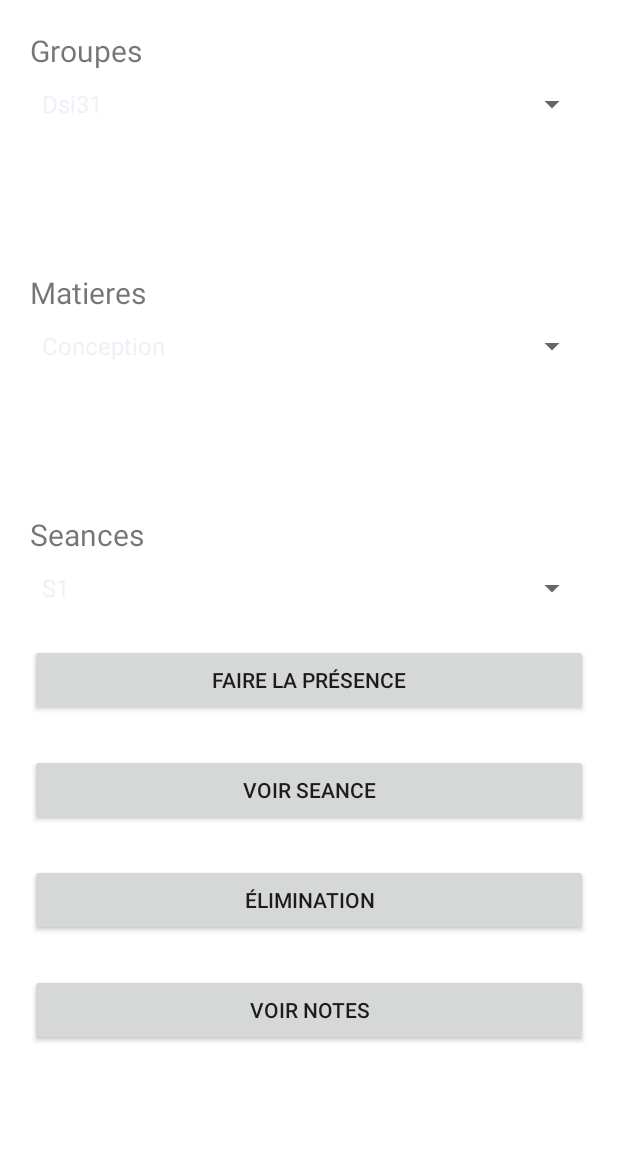
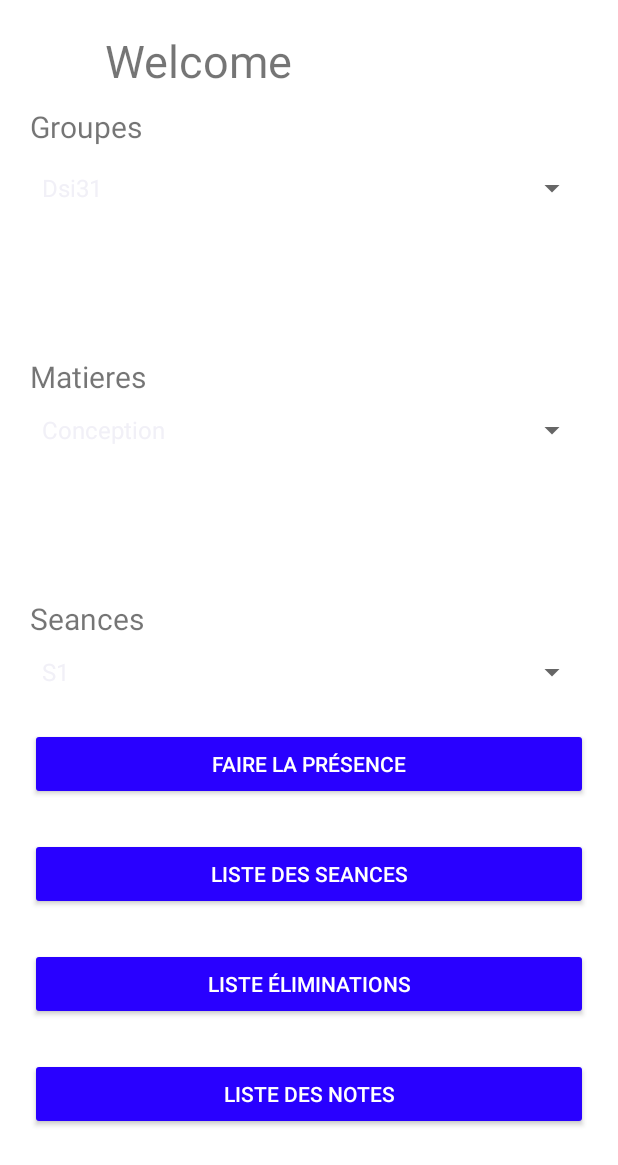
Before and after one commit to mehdidm/Gestion-des-absences, an Android app: the MainActivity screen opened directly, with no data from a screen before it, on a phone screen of 412 x 824 dp. Shown: the top 1165 px of the screen. Run offline under Robolectric (Android 15) with nearby library versions, the phone set to English and light mode, and no system bars.

```diff
--- a/app/src/main/java/com/example/gestion_des_absences/MainActivity.java
+++ b/app/src/main/java/com/example/gestion_des_absences/MainActivity.java
@@ -9,20 +9,24 @@ import android.view.View;
 import android.widget.AdapterView;
 import android.widget.ArrayAdapter;
 import android.widget.Button;
+import android.widget.EditText;
 import android.widget.Spinner;
+import android.widget.TextView;
 import android.widget.Toast;
 
 import com.example.gestion_des_absences.adapters.DatabaseHelper;
-import com.example.gestion_des_absences.adapters.StudentAdapter;
-import com.example.gestion_des_absences.classes.Session;
+
 
 import java.util.ArrayList;
 
+
 public class MainActivity extends Activity  {
     DatabaseHelper MyDB;
+    Intent loginIntent;
 Spinner groupes , seances ,matieres;
 String groupe,seance,matiere;
 Button btnDone,btnView,btnAB,btnNote;
+TextView Tname;
 ArrayList<String> arraylist_Groupes;
 ArrayAdapter<String> arraylist_adapter_groupes,
     arraylist_adapter_matieres, arraylist_adapter_seances
@@ -31,14 +35,15 @@ ArrayAdapter<String> arraylist_adapter_groupes,
     protected void onCreate(Bundle savedInstanceState) {
         super.onCreate(savedInstanceState);
         setContentView(R.layout.activity_main);
-
         groupes = (Spinner) findViewById(R.id.Groupes);
         btnDone= findViewById(R.id.btnDone);
         btnView=findViewById(R.id.btnView);
         btnAB=findViewById(R.id.btnE);
         btnNote=findViewById(R.id.btn_notes);
         MyDB = new DatabaseHelper(this);
-
+        loginIntent=getIntent();
+        Tname=findViewById(R.id.name);
+        Tname.setText(loginIntent.getStringExtra("username"));
         arraylist_Groupes = new ArrayList<>();
         arraylist_Groupes.add("Dsi31");
         arraylist_Groupes.add("DSi32");
@@ -103,7 +108,7 @@ ArrayAdapter<String> arraylist_adapter_groupes,
         });
         AddData(groupe,matiere,seance);
         viewAll();
-        getAbsences();
+        viewAbsents(matiere);
         viewNotes();
     }
         public void AddData(String groupe, String matiere, String seance) {
@@ -148,7 +153,7 @@ ArrayAdapter<String> arraylist_adapter_groupes,
                         }
 
                         // Show all data
-                        showMessage("Data", buffer.toString());
+                        showMessage("Liste des seances", buffer.toString());
                     }
                 }
         );
@@ -182,6 +187,29 @@ ArrayAdapter<String> arraylist_adapter_groupes,
                     }
                 }
         );
+    }public void viewAbsents(String subject) {
+        btnAB.setOnClickListener(
+                new View.OnClickListener() {
+                    @Override
+                    public void onClick(View v) {
+                        Cursor res = MyDB.getEliminations(subject);
+                        if (res.getCount() == 0) {
+                            // show message
+                            showMessage("Error", "Nothing found");
+                            return;
+                        }
+
+                        StringBuffer buffer = new StringBuffer();
+                        while (res.moveToNext()) {
+                            buffer.append("student name :" + res.getString(0) + "\n");
+                            buffer.append("nombre absences :" + res.getString(1) + "\n");
+                        }
+
+                        // Show all data
+                        showMessage("Liste absences", buffer.toString());
+                    }
+                }
+        );
     }
 
 
@@ -193,20 +221,20 @@ ArrayAdapter<String> arraylist_adapter_groupes,
         builder.show();
     }
 
-    public void getAbsences(){
-        btnAB.setOnClickListener(
-                new View.OnClickListener() {
-                    @Override
-                    public void onClick(View v) {
-                        //MyDB.getAbsences();
-                        Intent myIntent = new Intent(MainActivity.this, history.class);
-                        myIntent.putExtra("Subject",MainActivity.this.matiere);
-                        MainActivity.this.startActivity(myIntent);
-                    }
-                }
-        );
-
-    }
+//    public void getAbsences(){
+//        btnAB.setOnClickListener(
+//                new View.OnClickListener() {
+//                    @Override
+//                    public void onClick(View v) {
+//                        //MyDB.getAbsences();
+//                        Intent myIntent = new Intent(MainActivity.this, history.class);
+//                        myIntent.putExtra("Subject",MainActivity.this.matiere);
+//                        MainActivity.this.startActivity(myIntent);
+//                    }
+//                }
+//        );
+//
+//    }
 
 
 }
--- a/app/src/main/res/layout/activity_main.xml
+++ b/app/src/main/res/layout/activity_main.xml
@@ -8,18 +8,37 @@ android:layout_height="match_parent"
 android:orientation="vertical"
 tools:context=".MainActivity"
     android:padding="20dp">
+<LinearLayout
+    android:layout_width="match_parent"
+    android:layout_height="wrap_content">
+
+    <TextView
+        android:layout_width="wrap_content"
+        android:layout_height="wrap_content"
+        android:layout_marginLeft="50dp"
+        android:text="Welcome "
+        android:textSize="30dp"/>
+
+    <TextView
+        android:id="@+id/name"
+        android:layout_width="wrap_content"
+        android:layout_height="wrap_content"
+        android:text="monsieur"
+        android:textSize="30dp"/>
+</LinearLayout>
 
     <TextView
     android:id="@+id/textG"
     android:layout_width="wrap_content"
     android:layout_height="wrap_content"
+        android:layout_marginTop="10dp"
     android:text="Groupes"
     android:textSize="20dp"/>
 <Spinner
     android:id="@+id/Groupes"
     android:layout_width="match_parent"
     android:layout_height="wrap_content"
-    android:layout_marginTop="10dp"/>
+    android:layout_marginTop="15dp"/>
 
 
 
@@ -55,16 +74,21 @@ tools:context=".MainActivity"
         android:layout_width="match_parent"
         android:layout_height="wrap_content"
         android:gravity="center"
+        android:textColor="@color/white"
         android:text="Faire la présence"
         android:layout_marginTop="25dp"
+        android:backgroundTint="#2900ff"
         />
     <Button
         android:id="@+id/btnView"
         android:layout_width="match_parent"
         android:layout_height="wrap_content"
         android:gravity="center"
-        android:text="voir seance"
+        android:textColor="@color/white"
+        android:text="Liste des seances"
         android:layout_marginTop="25dp"
+        android:backgroundTint="#2900ff"
+
         />
 
     <Button
@@ -72,8 +96,11 @@ tools:context=".MainActivity"
         android:layout_width="match_parent"
         android:layout_height="wrap_content"
         android:gravity="center"
-        android:text="élimination"
+        android:text="Liste éliminations"
+        android:textColor="@color/white"
         android:layout_marginTop="25dp"
+        android:backgroundTint="#2900ff"
+
         />
 <Button
     android:id="@+id/btn_notes"
@@ -81,7 +108,9 @@ tools:context=".MainActivity"
     android:layout_height="wrap_content"
     android:layout_marginTop="25dp"
     android:gravity="center"
-    android:text="voir notes"/>
+    android:textColor="@color/white"
+    android:backgroundTint="#2900ff"
+    android:text="Liste des notes"/>
 
 
 </LinearLayout>
--- a/app/src/main/res/values/strings.xml
+++ b/app/src/main/res/values/strings.xml
@@ -3,7 +3,7 @@
     <string name="title_activity_login">LoginActivity</string>
     <string name="prompt_email">Email</string>
     <string name="prompt_password">Password</string>
-    <string name="action_sign_in">Sign in or register</string>
+    <string name="action_sign_in">Sign in</string>
     <string name="action_sign_in_short">Sign in</string>
     <string name="welcome">"Welcome !"</string>
     <string name="invalid_username">Not a valid username</string>
```
Also changed, not shown: app/src/main/java/com/example/gestion_des_absences/adapters/DatabaseHelper.java (+15 -28 lines), app/src/main/res/layout/activity_list_etudiant.xml (+12 -1 lines), app/src/main/res/layout/activity_login.xml (+21 -3 lines), app/src/main/res/layout/etudiant_item.xml (+5 -4 lines).
